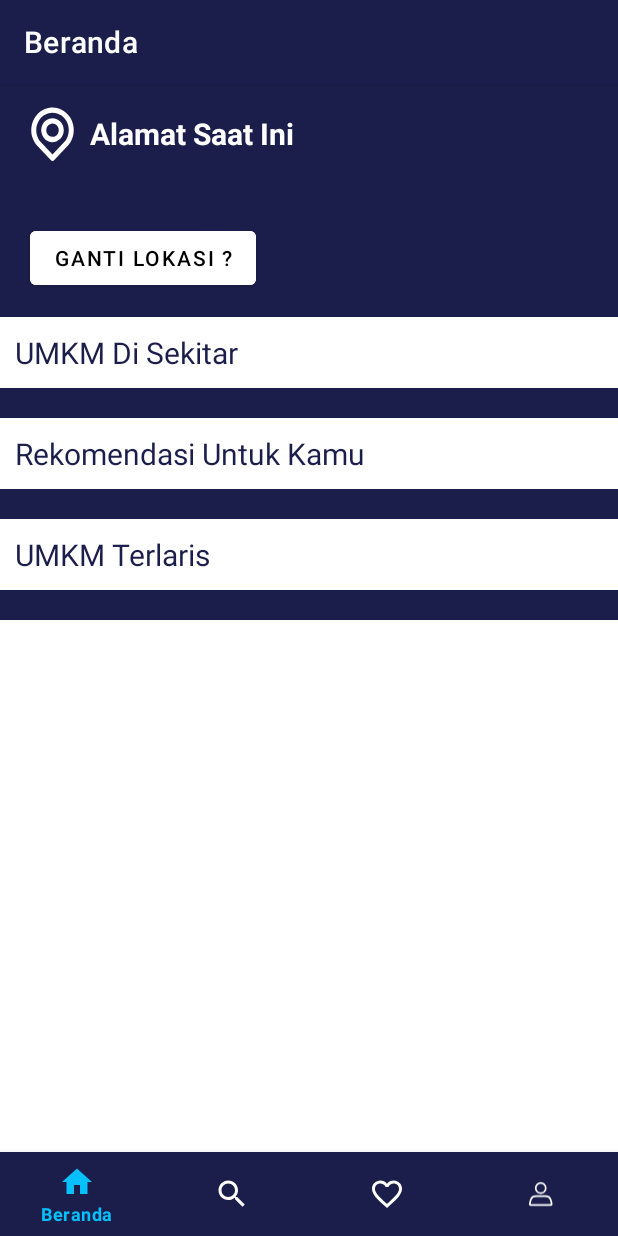
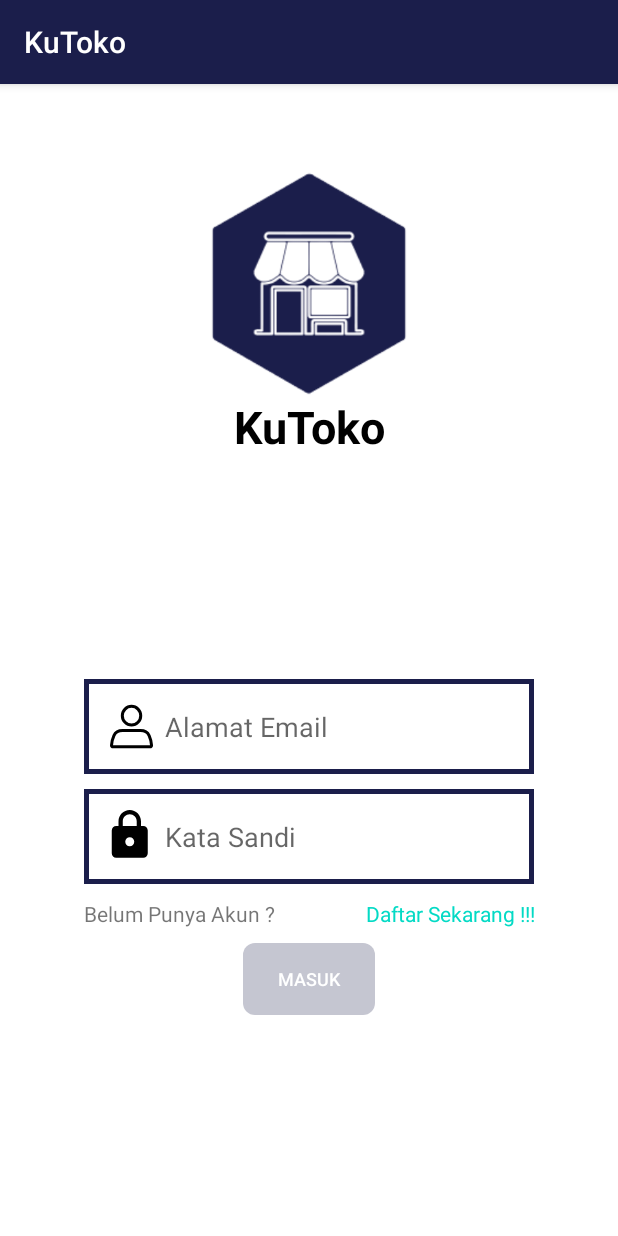
Before and after one commit to KuToko/mobile-app, an Android app: the screen it shows after launch (MainActivity before the commit, LoginActivity after it), on a phone screen of 412 x 824 dp. Run offline under Robolectric (Android 15) with nearby library versions, the phone set to English and light mode, and no system bars.

Commit message:
UI Login/Register + CustomView

```diff
--- /dev/null
+++ b/app/src/main/java/com/example/kutoko/ui/auth/LoginActivity.kt
@@ -0,0 +1,89 @@
+package com.example.kutoko.ui.auth
+
+import android.content.Intent
+import androidx.appcompat.app.AppCompatActivity
+import android.os.Bundle
+import android.text.Editable
+import android.text.TextWatcher
+import android.util.Patterns
+import androidx.core.app.ActivityOptionsCompat
+import com.example.kutoko.MainActivity
+import com.example.kutoko.databinding.ActivityLoginBinding
+import java.util.regex.Pattern
+
+class LoginActivity : AppCompatActivity() {
+    private lateinit var binding: ActivityLoginBinding
+
+    private var correctEmail = false
+    private var correctPassword = false
+
+    private val Password_Pattern = Pattern.compile("^" +
+            //"(?=.*[@#$%^&+=])" +     // at least 1 special character
+            "(?=\\S+$)" +            // no white spaces
+            ".{8,}" +                // at least 8 characters
+            "$")
+
+    override fun onCreate(savedInstanceState: Bundle?) {
+        super.onCreate(savedInstanceState)
+        binding = ActivityLoginBinding.inflate(layoutInflater)
+        setContentView(binding.root)
+
+        binding.tvRegisterNow.setOnClickListener{
+            val moveIntent = Intent(this, RegisterActivity::class.java)
+            val moveAnimation = ActivityOptionsCompat.makeSceneTransitionAnimation(this).toBundle()
+            startActivity(moveIntent, moveAnimation)
+        }
+
+        binding.loginBtn.setOnClickListener {
+            startActivity(Intent(this, MainActivity::class.java))
+            finish()
+        }
+
+        binding.loginEmail.addTextChangedListener(object : TextWatcher {
+            override fun beforeTextChanged(s: CharSequence, start: Int, count: Int, after: Int) {
+                // Do nothing.
+            }
+
+            override fun onTextChanged(s: CharSequence, start: Int, before: Int, count: Int) {
+                if (s.toString().isNotEmpty() && Patterns.EMAIL_ADDRESS.matcher(s).matches()){
+                    correctEmail = true
+                    setBtnEnabled(binding)
+                }else {
+                    correctEmail = false
+                    setBtnEnabled(binding)
+                }
+            }
+
+            override fun afterTextChanged(s: Editable) {
+                // Do nothing.
+            }
+
+        })
+
+        binding.loginSandi.addTextChangedListener(object : TextWatcher {
+            override fun beforeTextChanged(s: CharSequence, start: Int, count: Int, after: Int) {
+                // Do nothing.
+            }
+
+            override fun onTextChanged(s: CharSequence, start: Int, before: Int, count: Int) {
+                if (s.toString().isNotEmpty() && Password_Pattern.matcher(s).matches()){
+                    correctPassword = true
+                    setBtnEnabled(binding)
+                }else {
+                    correctPassword = false
+                    setBtnEnabled(binding)
+                }
+            }
+
+            override fun afterTextChanged(s: Editable) {
+                // Do nothing.
+            }
+
+        })
+
+    }
+
+    private fun setBtnEnabled(binding: ActivityLoginBinding){
+        binding.loginBtn.isEnabled = correctEmail && correctPassword
+    }
+}
--- /dev/null
+++ b/app/src/main/java/com/example/kutoko/ui/customview/CustomButton.kt
@@ -0,0 +1,50 @@
+package com.example.kutoko.ui.customview
+
+import android.content.Context
+import android.graphics.Canvas
+import android.graphics.drawable.Drawable
+import android.util.AttributeSet
+import android.view.Gravity
+import androidx.appcompat.widget.AppCompatButton
+import androidx.core.content.ContextCompat
+import com.example.kutoko.R
+
+class CustomButton : AppCompatButton {
+
+    private lateinit var enabledBackground: Drawable
+    private lateinit var disabledBackground: Drawable
+
+    private var txtColor: Int = 0
+
+    // Konstruktor dari MyButton
+    constructor(context: Context) : super(context) {
+        init()
+    }
+
+    constructor(context: Context, attrs: AttributeSet) : super(context, attrs) {
+        init()
+    }
+
+    constructor(context: Context, attrs: AttributeSet, defStyleAttr: Int) : super(context, attrs, defStyleAttr) {
+        init()
+    }
+
+    // Metode onDraw() digunakan untuk mengcustom button ketika enable dan disable
+    override fun onDraw(canvas: Canvas) {
+        super.onDraw(canvas)
+        // Mengubah background dari Button
+        background = if(isEnabled) enabledBackground else disabledBackground
+
+        // Mengubah ukuran text pada button
+        textSize = 12f
+
+        // Menjadikan object pada button menjadi center
+        gravity = Gravity.CENTER
+    }
+
+    // pemanggilan Resource harus dilakukan saat kelas MyButton diinisialisasi, jadi harus dikeluarkan dari metode onDraw
+    private fun init() {
+        enabledBackground = ContextCompat.getDrawable(context, R.drawable.bg_button) as Drawable
+        disabledBackground = ContextCompat.getDrawable(context, R.drawable.bg_button_disable) as Drawable
+    }
+}
--- /dev/null
+++ b/app/src/main/java/com/example/kutoko/ui/customview/CustomEmail.kt
@@ -0,0 +1,66 @@
+package com.example.kutoko.ui.customview
+
+import android.content.Context
+import android.graphics.Canvas
+import android.graphics.drawable.Drawable
+import android.text.Editable
+import android.text.TextWatcher
+import android.util.AttributeSet
+import android.util.Patterns
+import android.view.View
+import androidx.appcompat.widget.AppCompatEditText
+import androidx.core.content.ContextCompat
+import androidx.core.view.marginStart
+import com.example.kutoko.R
+
+class CustomEmail : AppCompatEditText {
+
+    private lateinit var userImage: Drawable
+
+    constructor(context: Context) : super(context) {
+        init()
+    }
+
+    constructor(context: Context, attrs: AttributeSet) : super(context, attrs) {
+        init()
+    }
+
+    constructor(context: Context, attrs: AttributeSet, defStyleAttr: Int) : super(context, attrs, defStyleAttr) {
+        init()
+    }
+
+    override fun onDraw(canvas : Canvas){
+        super.onDraw(canvas)
+
+        hint = resources.getString(R.string.alamat_email)
+        textAlignment = View.TEXT_ALIGNMENT_TEXT_START
+    }
+
+
+    private fun init() {
+        userImage = ContextCompat.getDrawable(context, R.drawable.ic_user_black) as Drawable
+        setCompoundDrawablesWithIntrinsicBounds(userImage, null, null, null)
+
+        addTextChangedListener(object : TextWatcher {
+
+            override fun beforeTextChanged(s: CharSequence, start: Int, count: Int, after: Int) {
+                // Do nothing.
+            }
+
+            override fun onTextChanged(s: CharSequence, start: Int, before: Int, count: Int) {
+                if (s.toString().isEmpty()){
+                    error = resources.getString(R.string.kolom_kosong)
+                }
+                else if (s.toString().isNotEmpty() && Patterns.EMAIL_ADDRESS.matcher(s).matches()){
+                    error = null
+                } else {
+                    error = resources.getString(R.string.invalid_email)
+                }
+            }
+
+            override fun afterTextChanged(s: Editable) {
+                // Do nothing.
+            }
+        })
+    }
+}
--- /dev/null
+++ b/app/src/main/java/com/example/kutoko/ui/customview/CustomPassword.kt
@@ -0,0 +1,71 @@
+package com.example.kutoko.ui.customview
+
+import android.content.Context
+import android.graphics.Canvas
+import android.graphics.drawable.Drawable
+import android.text.Editable
+import android.text.TextWatcher
+import android.util.AttributeSet
+import android.view.View
+import androidx.appcompat.widget.AppCompatEditText
+import androidx.core.content.ContextCompat
+import com.example.kutoko.R
+import java.util.regex.Pattern
+
+class CustomPassword : AppCompatEditText {
+
+    private lateinit var lockImage: Drawable
+
+    private val Password_Pattern = Pattern.compile("^" +
+            //"(?=.*[@#$%^&+=])" +     // at least 1 special character
+            "(?=\\S+$)" +            // no white spaces
+            ".{8,}" +                // at least 8 characters
+            "$")
+
+    constructor(context: Context) : super(context) {
+        init()
+    }
+
+    constructor(context: Context, attrs: AttributeSet) : super(context, attrs) {
+        init()
+    }
+
+    constructor(context: Context, attrs: AttributeSet, defStyleAttr: Int) : super(context, attrs, defStyleAttr) {
+        init()
+    }
+
+    override fun onDraw(canvas : Canvas){
+        super.onDraw(canvas)
+
+        hint = resources.getString(R.string.kata_sandi)
+        textAlignment = View.TEXT_ALIGNMENT_TEXT_START
+    }
+
+
+    private fun init() {
+        lockImage = ContextCompat.getDrawable(context, R.drawable.ic_lock) as Drawable
+        setCompoundDrawablesWithIntrinsicBounds(lockImage, null, null, null)
+
+        addTextChangedListener(object : TextWatcher {
+
+            override fun beforeTextChanged(s: CharSequence, start: Int, count: Int, after: Int) {
+                // Do nothing.
+            }
+
+            override fun onTextChanged(s: CharSequence, start: Int, before: Int, count: Int) {
+                if (s.toString().isEmpty()){
+                    error = resources.getString(R.string.kolom_kosong)
+                }
+                else if (s.toString().isNotEmpty() && Password_Pattern.matcher(s).matches()){
+                    error = null
+                } else {
+                    error = resources.getString(R.string.invalid_sandi)
+                }
+            }
+
+            override fun afterTextChanged(s: Editable) {
+                // Do nothing.
+            }
+        })
+    }
+}
--- /dev/null
+++ b/app/src/main/res/drawable/bg_button.xml
@@ -0,0 +1,18 @@
+<?xml version="1.0" encoding="utf-8"?>
+<selector xmlns:android="http://schemas.android.com/apk/res/android">
+
+    <item android:state_pressed="true">
+        <shape>
+            <solid android:color="@color/main" />
+            <corners android:radius="6dp" />
+            <padding android:left="4dp" android:right="4dp" />
+        </shape>
+    </item>
+    <item>
+        <shape>
+            <solid android:color="@color/main" />
+            <corners android:radius="8dp" />
+            <padding android:left="4dp" android:right="4dp" />
+        </shape>
+    </item>
+</selector>
--- /dev/null
+++ b/app/src/main/res/drawable/bg_button_disable.xml
@@ -0,0 +1,17 @@
+<?xml version="1.0" encoding="utf-8"?>
+<selector xmlns:android="http://schemas.android.com/apk/res/android">
+    <item android:state_pressed="true">
+        <shape>
+            <solid android:color="@color/main_25" />
+            <corners android:radius="6dp" />
+            <padding android:left="4dp" android:right="4dp" />
+        </shape>
+    </item>
+    <item>
+        <shape>
+            <solid android:color="@color/main_25" />
+            <corners android:radius="8dp" />
+            <padding android:left="4dp" android:right="4dp" />
+        </shape>
+    </item>
+</selector>
--- /dev/null
+++ b/app/src/main/res/drawable/ic_lock.xml
@@ -0,0 +1,17 @@
+<vector xmlns:android="http://schemas.android.com/apk/res/android"
+    android:tint="#000000"
+    android:width="44dp"
+    android:height="43dp"
+    android:viewportWidth="44"
+    android:viewportHeight="43">
+
+    <group
+        android:pivotX="-5"
+        android:pivotY="-5"
+        android:scaleX="1.5"
+        android:scaleY="1.5">
+        <path
+            android:fillColor="@android:color/white"
+            android:pathData="M18,8h-1L17,6c0,-2.76 -2.24,-5 -5,-5S7,3.24 7,6v2L6,8c-1.1,0 -2,0.9 -2,2v10c0,1.1 0.9,2 2,2h12c1.1,0 2,-0.9 2,-2L20,10c0,-1.1 -0.9,-2 -2,-2zM12,17c-1.1,0 -2,-0.9 -2,-2s0.9,-2 2,-2 2,0.9 2,2 -0.9,2 -2,2zM15.1,8L8.9,8L8.9,6c0,-1.71 1.39,-3.1 3.1,-3.1 1.71,0 3.1,1.39 3.1,3.1v2z"/>
+    </group>
+</vector>
--- a/app/src/main/res/drawable/ic_user_primary.xml
+++ b/app/src/main/res/drawable/ic_user_black.xml
@@ -7,12 +7,12 @@
         android:pathData="M27.816,14.333C27.816,17.743 25.066,20.5 21.683,20.5C18.3,20.5 15.549,17.743 15.549,14.333C15.549,10.923 18.3,8.167 21.683,8.167C25.066,8.167 27.816,10.923 27.816,14.333Z"
         android:strokeWidth="2"
         android:fillColor="#00000000"
-        android:strokeColor="@color/main"
+        android:strokeColor="@color/black"
         android:strokeLineCap="round"/>
     <path
         android:pathData="M9.95,27.519C10.946,25.295 13.294,24.188 15.73,24.188H27.635C30.072,24.188 32.42,25.295 33.416,27.519C34.162,29.185 34.875,31.39 35.028,33.937C35.061,34.488 34.61,34.938 34.058,34.938H9.307C8.755,34.938 8.304,34.488 8.338,33.937C8.491,31.39 9.204,29.185 9.95,27.519Z"
         android:strokeWidth="2"
         android:fillColor="#00000000"
-        android:strokeColor="@color/main"
+        android:strokeColor="@color/black"
         android:strokeLineCap="round"/>
 </vector>
--- /dev/null
+++ b/app/src/main/res/layout/activity_login.xml
@@ -0,0 +1,93 @@
+<?xml version="1.0" encoding="utf-8"?>
+<androidx.constraintlayout.widget.ConstraintLayout xmlns:android="http://schemas.android.com/apk/res/android"
+    xmlns:app="http://schemas.android.com/apk/res-auto"
+    xmlns:tools="http://schemas.android.com/tools"
+    android:layout_width="match_parent"
+    android:layout_height="match_parent"
+    tools:context=".ui.auth.LoginActivity">
+
+    <LinearLayout
+        android:id="@+id/login_logo"
+        android:layout_width="wrap_content"
+        android:layout_height="wrap_content"
+        android:orientation="vertical"
+        app:layout_constraintTop_toTopOf="parent"
+        app:layout_constraintBottom_toBottomOf="parent"
+        app:layout_constraintVertical_bias="0.1"
+        app:layout_constraintStart_toStartOf="parent"
+        app:layout_constraintEnd_toEndOf="parent">
+
+        <ImageView
+            android:layout_width="wrap_content"
+            android:layout_height="150dp"
+            android:src="@drawable/logo_kutoko"/>
+
+        <TextView
+            android:layout_width="match_parent"
+            android:layout_height="match_parent"
+            android:text="@string/app_name"
+            android:gravity="center"
+            android:textColor="@color/black"
+            android:textSize="30sp"
+            android:textStyle="bold"/>
+    </LinearLayout>
+
+    <LinearLayout
+        android:id="@+id/login_body"
+        android:layout_width="wrap_content"
+        android:layout_height="wrap_content"
+        android:orientation="vertical"
+        app:layout_constraintTop_toBottomOf="@id/login_logo"
+        app:layout_constraintBottom_toBottomOf="parent"
+        app:layout_constraintStart_toStartOf="parent"
+        app:layout_constraintEnd_toEndOf="parent">
+
+        <com.example.kutoko.ui.customview.CustomEmail
+            android:id="@+id/login_email"
+            android:layout_width="300dp"
+            android:layout_height="wrap_content"
+            android:minHeight="48dp"
+            android:background="@drawable/bg_kotak"
+            android:inputType="textEmailAddress"/>
+
+        <com.example.kutoko.ui.customview.CustomPassword
+            android:id="@+id/login_sandi"
+            android:layout_width="300dp"
+            android:layout_height="wrap_content"
+            android:minHeight="48dp"
+            android:layout_marginTop="10dp"
+            android:background="@drawable/bg_kotak"
+            android:inputType="textPassword"/>
+
+        <LinearLayout
+            android:layout_width="match_parent"
+            android:layout_height="wrap_content"
+            android:layout_marginTop="10dp"
+            android:orientation="horizontal">
+
+            <TextView
+                android:id="@+id/tv_HaveAcc"
+                android:layout_width="wrap_content"
+                android:layout_height="wrap_content"
+                android:text="@string/punya_akun" />
+
+            <TextView
+                android:id="@+id/tv_RegisterNow"
+                android:layout_width="match_parent"
+                android:layout_height="wrap_content"
+                android:gravity="end"
+                android:text="@string/daftar_sekarang"
+                android:textColor="@color/teal_200" />
+        </LinearLayout>
+
+        <com.example.kutoko.ui.customview.CustomButton
+            android:id="@+id/login_btn"
+            android:enabled="false"
+            android:layout_width="wrap_content"
+            android:layout_height="wrap_content"
+            android:layout_gravity="center"
+            android:layout_marginTop="10dp"
+            android:textColor="@color/white"
+            android:text="@string/masuk"/>
+    </LinearLayout>
+</androidx.constraintlayout.widget.ConstraintLayout>
--- a/app/src/main/res/layout/fragment_profile.xml
+++ b/app/src/main/res/layout/fragment_profile.xml
@@ -119,7 +119,7 @@
         <ImageView
             android:layout_width="wrap_content"
             android:layout_height="wrap_content"
-            android:src="@drawable/ic_user_primary"/>
+            android:src="@drawable/ic_user_black"/>
         <TextView
             android:layout_width="wrap_content"
             android:layout_height="wrap_content"
--- a/app/src/main/res/values/colors.xml
+++ b/app/src/main/res/values/colors.xml
@@ -9,6 +9,7 @@
     <color name="white">#FFFFFFFF</color>
 
     <color name="main">#1B1E4B</color>
+    <color name="main_25">#401B1E4A</color>
     <color name="main_light">#4C4F7A</color>
     <color name="main_dark">#000021</color>
 
--- a/app/src/main/res/values/strings.xml
+++ b/app/src/main/res/values/strings.xml
@@ -16,6 +16,17 @@
     <string name="toko_saya">Toko Saya</string>
     <string name="alamat_saya">Alamat Saya</string>
     <string name="akun_dan_keamanan">Akun &amp; Keamanan</string>
+    <string name="masuk">Masuk</string>
+    <string name="daftar">Daftar</string>
+    <string name="punya_akun">Belum Punya Akun ?</string>
+    <string name="daftar_sekarang">Daftar Sekarang !!!</string>
+    <string name="alamat_email">Alamat Email</string>
+    <string name="kata_sandi">Kata Sandi</string>
+    <string name="invalid_email">Alamat Email Invalid</string>
+    <string name="invalid_sandi">Kata Sandi Invalid \nMinimal 8 Huruf dan Tidak Ada Spasi</string>
+    <string name="kolom_kosong">Kolom Tidak Boleh Kosong</string>
+    <string name="username">Username</string>
+    <string name="nama">Nama</string>
 
     <!--dummy-->
     <string name="dummy_address">69MX+9QC, Jl. Garboruci, Dabag, Condongcatur, Kec. Depok, Kabupaten Sleman, Daerah Istimewa Yogyakarta 55281</string>
```
Also changed, not shown: app/src/main/AndroidManifest.xml (+20 -5 lines), app/src/main/java/com/example/kutoko/ui/auth/RegisterActivity.kt (added, +79 -0 lines), app/src/main/res/layout/activity_register.xml (added, +91 -0 lines), app/src/debug/ic_launcher-playstore.png (added), app/src/main/res/drawable/logo_kutoko.png (added).
